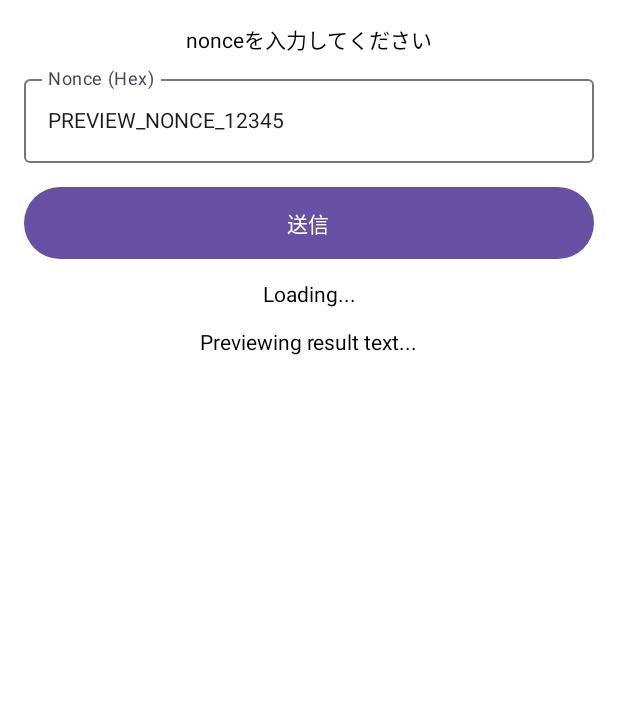
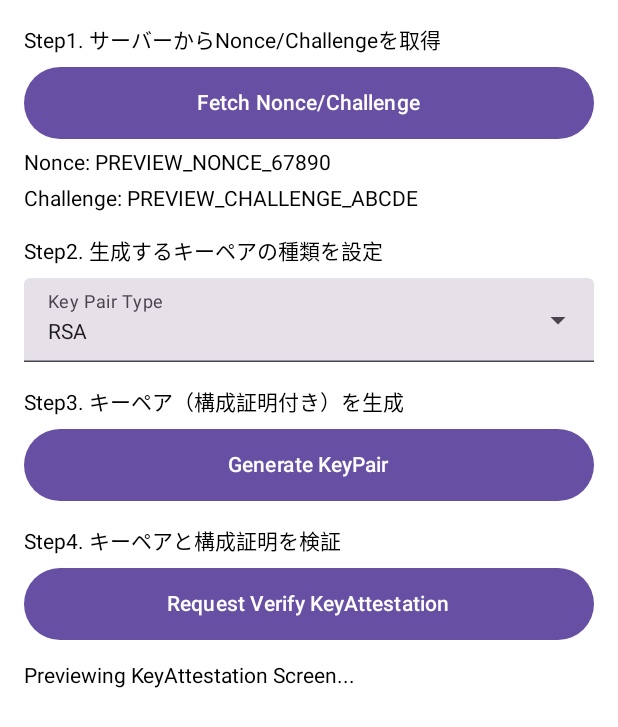
Before and after one commit to keiji/android-device-integrity, an Android app built with Jetpack Compose: the @Preview function KeyAttestationScreenPreview, on a phone screen of 412 x 824 dp. Shown: the top 727 px of the screen. Run offline under Robolectric (Android 15) with nearby library versions, the phone set to English and light mode, and no system bars.

Commit message:
Implement KeyAttestation screen UI
This commit implements the initial UI for the KeyAttestation screen as per the issue description.

The following changes were made:
- Modified `KeyAttestationScreen.kt` to include all the required UI elements:
    - Text labels for steps.
    - Buttons: "Fetch Nonce/Challenge", "Generate KeyPair", "Request Verify KeyAttestation".
    - Text fields to display Nonce, Challenge, and Status.
    - A spinner (DropdownMenu) to select KeyPair type (EC, ECDH, RSA).
- Updated `KeyAttestationUiState.kt` to hold the state for the new UI elements (nonce, challenge, selectedKeyType, status).
- Updated `KeyAttestationViewModel.kt` to manage the new UI state and include placeholder functions for button actions and spinner selection. These functions simulate the operations and update the status text.
- Updated the `@Preview` function in `KeyAttestationScreen.kt` to reflect the new UI and its state.
- Connected the ViewModel event handlers to the UI elements in `KeyAttestationScreen.kt`.

The actual logic for fetching nonce/challenge, generating key pairs, and verifying attestation will be implemented in subsequent steps. The enabling/disabling logic for UI elements is also deferred.

```diff
--- a/android/ui/main/src/main/java/dev/keiji/deviceintegrity/ui/main/keyattestation/KeyAttestationScreen.kt
+++ b/android/ui/main/src/main/java/dev/keiji/deviceintegrity/ui/main/keyattestation/KeyAttestationScreen.kt
@@ -2,78 +2,136 @@ package dev.keiji.deviceintegrity.ui.main.keyattestation
 
 import android.widget.Toast
 import androidx.compose.foundation.layout.Arrangement
+import androidx.compose.foundation.layout.Box
 import androidx.compose.foundation.layout.Column
 import androidx.compose.foundation.layout.Spacer
 import androidx.compose.foundation.layout.fillMaxSize
 import androidx.compose.foundation.layout.fillMaxWidth
 import androidx.compose.foundation.layout.height
 import androidx.compose.foundation.layout.padding
-import androidx.compose.foundation.text.KeyboardOptions
+import androidx.compose.foundation.rememberScrollState
+import androidx.compose.foundation.verticalScroll
 import androidx.compose.material3.Button
-import androidx.compose.material3.OutlinedTextField
+import androidx.compose.material3.DropdownMenuItem
+import androidx.compose.material3.ExperimentalMaterial3Api
+import androidx.compose.material3.ExposedDropdownMenuBox
+import androidx.compose.material3.ExposedDropdownMenuDefaults
 import androidx.compose.material3.Text
+import androidx.compose.material3.TextField
 import androidx.compose.runtime.Composable
-import androidx.compose.runtime.LaunchedEffect
 import androidx.compose.runtime.getValue
+import androidx.compose.runtime.mutableStateOf
+import androidx.compose.runtime.remember
+import androidx.compose.runtime.setValue
 import androidx.compose.ui.Alignment
 import androidx.compose.ui.Modifier
-import androidx.compose.ui.platform.LocalContext
-import androidx.compose.ui.text.input.KeyboardCapitalization
-import androidx.compose.ui.text.input.KeyboardType
 import androidx.compose.ui.tooling.preview.Preview
 import androidx.compose.ui.unit.dp
 import dev.keiji.deviceintegrity.ui.theme.ButtonHeight
 
+@OptIn(ExperimentalMaterial3Api::class)
 @Composable
 fun KeyAttestationScreen(
     uiState: KeyAttestationUiState,
-    onNonceChange: (String) -> Unit,
-    onSubmit: () -> Unit,
+    onSelectedKeyTypeChange: (String) -> Unit,
+    onFetchNonceChallenge: () -> Unit,
+    onGenerateKeyPair: () -> Unit,
+    onRequestVerifyKeyAttestation: () -> Unit,
 ) {
+    val scrollState = rememberScrollState()
+    var keyTypeExpanded by remember { mutableStateOf(false) }
+    val keyTypes = listOf("EC", "ECDH", "RSA") // TODO: Move to ViewModel or constants
+
     Column(
         modifier = Modifier
             .fillMaxSize()
+            .verticalScroll(scrollState)
             .padding(16.dp),
-        horizontalAlignment = Alignment.CenterHorizontally,
+        horizontalAlignment = Alignment.Start,
         verticalArrangement = Arrangement.Top
     ) {
-        Text(text = "nonceを入力してください")
-
+        Text(text = "Step1. サーバーからNonce/Challengeを取得")
         Spacer(modifier = Modifier.height(8.dp))
-
-        OutlinedTextField(
-            value = uiState.nonce,
-            onValueChange = { onNonceChange(it) }, // Use callback
-            label = { Text("Nonce (Hex)") },
-            modifier = Modifier.fillMaxWidth(),
-            keyboardOptions = KeyboardOptions(
-                capitalization = KeyboardCapitalization.Characters,
-                autoCorrectEnabled = false,
-                keyboardType = KeyboardType.Ascii
-            ),
-            singleLine = true,
-        )
-
-        Spacer(modifier = Modifier.height(16.dp))
-
         Button(
-            onClick = { onSubmit() }, // Use callback
+            onClick = onFetchNonceChallenge,
             modifier = Modifier
                 .fillMaxWidth()
                 .height(ButtonHeight)
         ) {
-            Text(text = "送信")
+            Text(text = "Fetch Nonce/Challenge")
         }
 
-        if (uiState.isLoading) {
-            Spacer(modifier = Modifier.height(16.dp))
-            Text("Loading...")
+        Spacer(modifier = Modifier.height(8.dp))
+        Text(text = "Nonce: ${uiState.nonce}")
+        Spacer(modifier = Modifier.height(8.dp))
+        Text(text = "Challenge: ${uiState.challenge}")
+
+        Spacer(modifier = Modifier.height(16.dp))
+
+        Text(text = "Step2. 生成するキーペアの種類を設定")
+        Spacer(modifier = Modifier.height(8.dp))
+
+        Box(modifier = Modifier.fillMaxWidth()) {
+            ExposedDropdownMenuBox(
+                expanded = keyTypeExpanded,
+                onExpandedChange = { keyTypeExpanded = !keyTypeExpanded }
+            ) {
+                TextField(
+                    value = uiState.selectedKeyType,
+                    onValueChange = {}, // This remains empty as direct text input is not intended
+                    readOnly = true,
+                    label = { Text("Key Pair Type") },
+                    trailingIcon = {
+                        ExposedDropdownMenuDefaults.TrailingIcon(expanded = keyTypeExpanded)
+                    },
+                    colors = ExposedDropdownMenuDefaults.textFieldColors(),
+                    modifier = Modifier.menuAnchor().fillMaxWidth()
+                )
+                ExposedDropdownMenu(
+                    expanded = keyTypeExpanded,
+                    onDismissRequest = { keyTypeExpanded = false }
+                ) {
+                    keyTypes.forEach { selectionOption ->
+                        DropdownMenuItem(
+                            text = { Text(selectionOption) },
+                            onClick = {
+                                onSelectedKeyTypeChange(selectionOption)
+                                keyTypeExpanded = false
+                            }
+                        )
+                    }
+                }
+            }
         }
 
-        if (uiState.result.isNotEmpty()) {
-            Spacer(modifier = Modifier.height(16.dp))
-            Text(text = uiState.result)
+        Spacer(modifier = Modifier.height(16.dp))
+
+        Text(text = "Step3. キーペア（構成証明付き）を生成")
+        Spacer(modifier = Modifier.height(8.dp))
+        Button(
+            onClick = onGenerateKeyPair,
+            modifier = Modifier
+                .fillMaxWidth()
+                .height(ButtonHeight)
+        ) {
+            Text(text = "Generate KeyPair")
         }
+
+        Spacer(modifier = Modifier.height(16.dp))
+
+        Text(text = "Step4. キーペアと構成証明を検証")
+        Spacer(modifier = Modifier.height(8.dp))
+        Button(
+            onClick = onRequestVerifyKeyAttestation,
+            modifier = Modifier
+                .fillMaxWidth()
+                .height(ButtonHeight)
+        ) {
+            Text(text = "Request Verify KeyAttestation")
+        }
+
+        Spacer(modifier = Modifier.height(16.dp))
+        Text(text = uiState.status)
     }
 }
 
@@ -82,11 +140,14 @@ fun KeyAttestationScreen(
 private fun KeyAttestationScreenPreview() {
     KeyAttestationScreen(
         uiState = KeyAttestationUiState(
-            nonce = "PREVIEW_NONCE_12345",
-            isLoading = true,
-            result = "Previewing result text..."
+            nonce = "PREVIEW_NONCE_67890",
+            challenge = "PREVIEW_CHALLENGE_ABCDE",
+            selectedKeyType = "RSA",
+            status = "Previewing KeyAttestation Screen..."
         ),
-        onNonceChange = { System.out.println("Preview: Nonce changed to $it") },
-        onSubmit = { System.out.println("Preview: Submit clicked") }
+        onSelectedKeyTypeChange = { System.out.println("Preview: Key type changed to $it") },
+        onFetchNonceChallenge = { System.out.println("Preview: Fetch Nonce/Challenge clicked") },
+        onGenerateKeyPair = { System.out.println("Preview: Generate KeyPair clicked") },
+        onRequestVerifyKeyAttestation = { System.out.println("Preview: Request Verify KeyAttestation clicked") }
     )
 }
--- a/android/ui/main/src/main/java/dev/keiji/deviceintegrity/ui/main/keyattestation/KeyAttestationUiState.kt
+++ b/android/ui/main/src/main/java/dev/keiji/deviceintegrity/ui/main/keyattestation/KeyAttestationUiState.kt
@@ -1,7 +1,8 @@
 package dev.keiji.deviceintegrity.ui.main.keyattestation
 
 data class KeyAttestationUiState(
-    val isLoading: Boolean = false,
-    val result: String = "",
-    val nonce: String = ""
+    val nonce: String = "",
+    val challenge: String = "",
+    val selectedKeyType: String = "EC", // Default to EC or the first option
+    val status: String = ""
 )
```
Also changed, not shown: android/ui/main/src/main/java/dev/keiji/deviceintegrity/ui/main/keyattestation/KeyAttestationViewModel.kt (+56 -53 lines).
